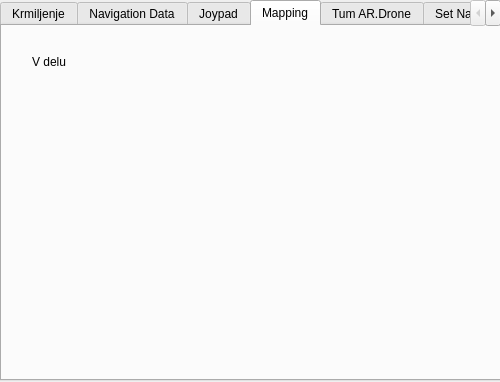
The window that src/my_namespace/my_plugin.ui (JonNatanael/ardrone_gui) describes before a commit, drawn with Qt 5.
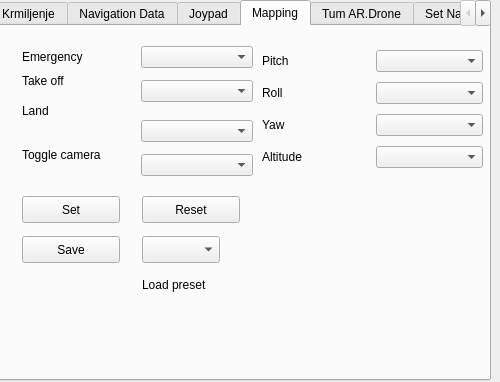
The same window after the commit. The open tabs and pages were chosen to show the change.

Commit message: Added button list for mapping.

The edit to the form file:
```diff
--- a/src/my_namespace/my_plugin.ui
+++ b/src/my_namespace/my_plugin.ui
@@ -34,7 +34,7 @@
    </property>
    <property name="geometry">
     <rect>
-     <x>0</x>
+     <x>-10</x>
      <y>0</y>
      <width>501</width>
      <height>381</height>
@@ -1761,19 +1761,178 @@
     <attribute name="title">
      <string>Mapping</string>
     </attribute>
-    <widget class="QLabel" name="label_37">
+    <widget class="QPushButton" name="pushButton">
      <property name="geometry">
       <rect>
        <x>30</x>
-       <y>20</y>
-       <width>101</width>
-       <height>31</height>
+       <y>170</y>
+       <width>98</width>
+       <height>27</height>
       </rect>
      </property>
      <property name="text">
-      <string>V delu</string>
+      <string>Set</string>
      </property>
     </widget>
+    <widget class="QPushButton" name="pushButton_2">
+     <property name="geometry">
+      <rect>
+       <x>150</x>
+       <y>170</y>
+       <width>98</width>
+       <height>27</height>
+      </rect>
+     </property>
+     <property name="text">
+      <string>Reset</string>
+     </property>
+    </widget>
+    <widget class="QPushButton" name="pushButton_3">
+     <property name="geometry">
+      <rect>
+       <x>30</x>
+       <y>210</y>
+       <width>98</width>
+       <height>27</height>
+      </rect>
+     </property>
+     <property name="text">
+      <string>Save</string>
+     </property>
+    </widget>
+    <widget class="QComboBox" name="comboBox">
+     <property name="geometry">
+      <rect>
+       <x>150</x>
+       <y>210</y>
+       <width>78</width>
+       <height>27</height>
+      </rect>
+     </property>
+     <property name="currentIndex">
+      <number>-1</number>
+     </property>
+     <property name="maxVisibleItems">
+      <number>10</number>
+     </property>
+    </widget>
+    <widget class="QLabel" name="label_48">
+     <property name="geometry">
+      <rect>
+       <x>150</x>
+       <y>250</y>
+       <width>91</width>
+       <height>17</height>
+      </rect>
+     </property>
+     <property name="text">
+      <string>Load preset</string>
+     </property>
+    </widget>
+    <widget class="QWidget" name="">
+     <property name="geometry">
+      <rect>
+       <x>30</x>
+       <y>20</y>
+       <width>231</width>
+       <height>130</height>
+      </rect>
+     </property>
+     <layout class="QGridLayout" name="gridLayout_7">
+      <item row="0" column="0">
+       <widget class="QLabel" name="label_37">
+        <property name="text">
+         <string>Emergency</string>
+        </property>
+       </widget>
+      </item>
+      <item row="0" column="1">
+       <widget class="QComboBox" name="comboBox_mapping_0"/>
+      </item>
+      <item row="1" column="0">
+       <widget class="QLabel" name="label_41">
+        <property name="text">
+         <string>Take off</string>
+        </property>
+       </widget>
+      </item>
+      <item row="1" column="1" rowspan="2">
+       <widget class="QComboBox" name="comboBox_mapping_1"/>
+      </item>
+      <item row="2" column="0" rowspan="2">
+       <widget class="QLabel" name="label_42">
+        <property name="text">
+         <string>Land</string>
+        </property>
+       </widget>
+      </item>
+      <item row="3" column="1" rowspan="2">
+       <widget class="QComboBox" name="comboBox_mapping_2"/>
+      </item>
+      <item row="4" column="0" rowspan="2">
+       <widget class="QLabel" name="label_43">
+        <property name="text">
+         <string>Toggle camera</string>
+        </property>
+       </widget>
+      </item>
+      <item row="5" column="1">
+       <widget class="QComboBox" name="comboBox_mapping_3"/>
+      </item>
+     </layout>
+    </widget>
+    <widget class="QWidget" name="">
+     <property name="geometry">
+      <rect>
+       <x>270</x>
+       <y>20</y>
+       <width>221</width>
+       <height>128</height>
+      </rect>
+     </property>
+     <layout class="QGridLayout" name="gridLayout_8">
+      <item row="0" column="0">
+       <widget class="QLabel" name="label_44">
+        <property name="text">
+         <string>Pitch</string>
+        </property>
+       </widget>
+      </item>
+      <item row="0" column="1">
+       <widget class="QComboBox" name="comboBox_mapping_4"/>
+      </item>
+      <item row="1" column="0">
+       <widget class="QLabel" name="label_45">
+        <property name="text">
+         <string>Roll</string>
+        </property>
+       </widget>
+      </item>
+      <item row="1" column="1">
+       <widget class="QComboBox" name="comboBox_mapping_5"/>
+      </item>
+      <item row="2" column="0">
+       <widget class="QLabel" name="label_46">
+        <property name="text">
+         <string>Yaw</string>
+        </property>
+       </widget>
+      </item>
+      <item row="2" column="1">
+       <widget class="QComboBox" name="comboBox_mapping_6"/>
+      </item>
+      <item row="3" column="0">
+       <widget class="QLabel" name="label_47">
+        <property name="text">
+         <string>Altitude</string>
+        </property>
+       </widget>
+      </item>
+      <item row="3" column="1">
+       <widget class="QComboBox" name="comboBox_mapping_7"/>
+      </item>
+     </layout>
+    </widget>
    </widget>
    <widget class="QWidget" name="tab">
     <attribute name="title">
```
Left out of the diff: 2 changed lines with no effect on the pictures. The commit also changes 2 other files.
